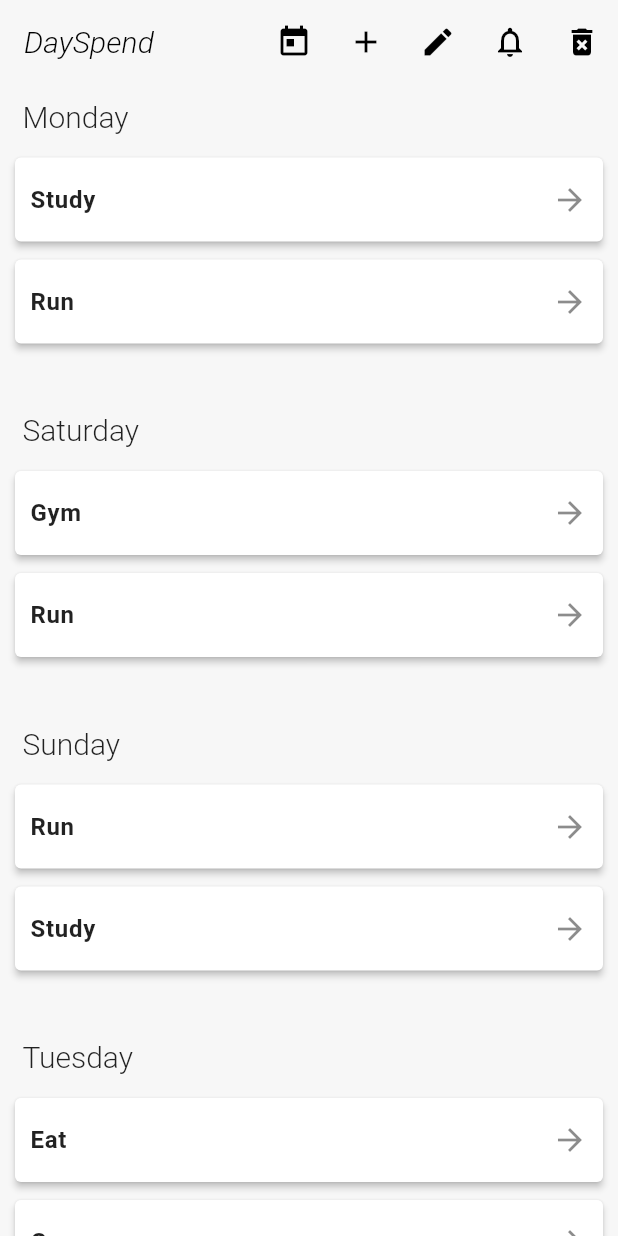
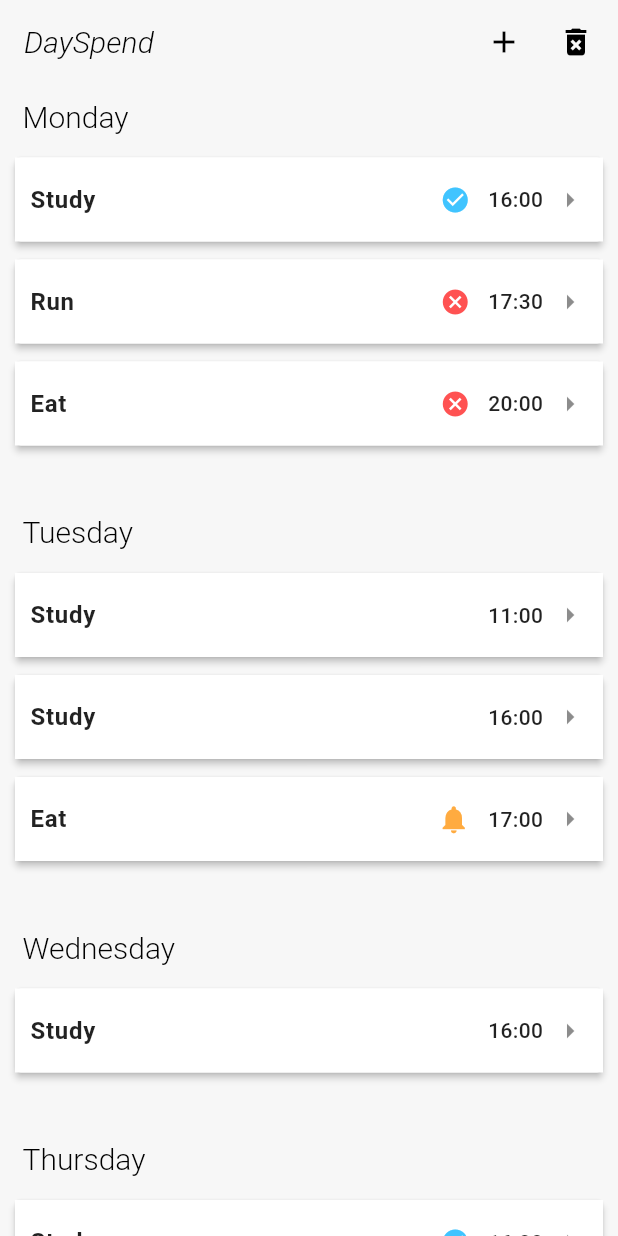
Before and after one commit to danielwse/Orbital, a Flutter app: the screen it shows after launch, swiped to page 2, on a phone screen of 412 x 824 dp. Run offline on Flutter 3.47's test engine with Material 2 defaults, Android fonts, the phone set to English and light mode, and no system bars; drawn by our look-alikes of flutter_slidable, grouped_list; missing offline and left inert: flutter_rounded_progress_bar.

Commit message:
prototyping done

```diff
--- a/DaySpend/lib/planner/planner.dart
+++ b/DaySpend/lib/planner/planner.dart
@@ -1,19 +1,99 @@
 import 'package:flutter/cupertino.dart';
 import 'package:flutter/material.dart';
+import 'package:flutter/rendering.dart';
+import 'package:DaySpend/fonts/header.dart';
 import 'package:grouped_list/grouped_list.dart';
-import 'package:DaySpend/fonts/header.dart';
+import 'package:flutter_slidable/flutter_slidable.dart';
 
-List _elements = [
-  {'name': 'Study', 'group': 'Monday'},
-  {'name': 'Run', 'group': 'Monday'},
-  {'name': 'Eat', 'group': 'Tuesday'},
-  {'name': 'Gym', 'group': 'Tuesday'},
-  {'name': 'Eat', 'group': 'Tuesday'},
-  {'name': 'Study', 'group': 'Wednesday'},
-  {'name': 'Gym', 'group': 'Saturday'},
-  {'name': 'Run', 'group': 'Saturday'},
-  {'name': 'Run', 'group': 'Sunday'},
-  {'name': 'Study', 'group': 'Sunday'},
+IconSlideAction switchStatus(status) {
+  switch (status) {
+    case 'completed':
+      return IconSlideAction(
+          caption: 'Remove', color: Colors.greenAccent, icon: Icons.archive);
+      break;
+    case 'overdue':
+      return IconSlideAction(
+          caption: 'Reschedule', color: Colors.redAccent, icon: Icons.refresh);
+      break;
+    default:
+      return IconSlideAction(
+          caption: 'Complete', color: Colors.tealAccent, icon: Icons.check);
+  }
+}
+
+String switchDays(i) {
+  switch (i) {
+    case '1':
+      return 'Monday';
+      break;
+    case '2':
+      return 'Tuesday';
+      break;
+    case '3':
+      return 'Wednesday';
+      break;
+    case '4':
+      return 'Thursday';
+      break;
+    case '5':
+      return 'Friday';
+      break;
+    case '6':
+      return 'Saturday';
+      break;
+    case '7':
+      return 'Sunday';
+      break;
+    default:
+      return '';
+  }
+}
+
+Icon statusInput(input) {
+  switch (input) {
+    case 'notify':
+      return Icon(Icons.notifications, color: Colors.orangeAccent, size: 22);
+      break;
+    case 'completed':
+      return Icon(Icons.check_circle, color: Colors.lightBlueAccent, size: 20);
+      break;
+    case 'overdue':
+      return Icon(Icons.cancel, color: Colors.redAccent, size: 20);
+      break;
+    default:
+      return Icon(Icons.cancel, size: 0);
+  }
+}
+
+class Task implements Comparable {
+  final String name;
+  final String index;
+  final String time;
+  final String status;
+
+  Task(this.index, this.name, this.time, this.status);
+
+  @override
+  int compareTo(other) {
+    return time.compareTo(other.time);
+  }
+}
+
+List<Task> _tasks = [
+  Task('1', 'Run', '17:30', 'overdue'),
+  Task('1', 'Eat', '20:00', 'overdue'),
+  Task('1', 'Study', '16:00', 'completed'),
+  Task('2', 'Study', '16:00', ''),
+  Task('2', 'Eat', '17:00', 'notify'),
+  Task('3', 'Study', '16:00', ''),
+  Task('4', 'Study', '16:00', 'completed'),
+  Task('4', 'Run', '20:00', ''),
+  Task('5', 'Study', '16:00', ''),
+  Task('5', 'Study', '20:00', 'notify'),
+  Task('5', 'Play', '22:00', ''),
+  Task('6', 'Study', '16:00', 'notify'),
+  Task('7', 'Study', '16:00', ''),
+  Task('2', 'Study', '11:00', '')
 ]; //should import from database
 
 class Planner extends StatelessWidget {
@@ -31,86 +111,118 @@ class Planner extends StatelessWidget {
           ),
           backgroundColor: Colors.transparent,
           elevation: 0.0,
-          shape: RoundedRectangleBorder(
-            borderRadius: BorderRadius.vertical(
-              bottom: Radius.circular(30),
-            ),
-          ),
           actions: <Widget>[
             IconButton(
               onPressed: () {},
-              icon: Icon(
-                Icons.today,
+              icon: Padding(
+                padding: const EdgeInsets.only(right: 100),
+                child: Icon(
+                  Icons.add,
                   color: Colors.black,
+                ),
               ),
             ),
             IconButton(
               onPressed: () {},
-              icon: Icon(
-                Icons.add,
+              icon: Padding(
+                padding: const EdgeInsets.only(right: 100),
+                child: Icon(
+                  Icons.delete_forever,
                   color: Colors.black,
                 ),
-            ),
-            IconButton(
-              onPressed: () {},
-              icon: Icon(
-                Icons.edit,
-                color: Colors.black,
-              ),
-            ),
-            IconButton(
-              onPressed: () {},
-              icon: Icon(
-                Icons.notifications_none,
-                color: Colors.black,
-              ),
-            ),
-            IconButton(
-              onPressed: () {},
-              icon: Icon(
-                Icons.delete_forever,
-                color: Colors.black,
               ),
             )
           ],
         ),
         body: GroupedListView<dynamic, String>(
           order: GroupedListOrder.ASC,
-          groupBy: (element) => element['group'],
-          elements: _elements,
-          useStickyGroupSeparators: false,
-          groupSeparatorBuilder: (String value) => Padding(
-            // EdgeInsets.fromLTRB(15, 40, 10, 10)
-            padding: (value == 'Monday'
+          groupBy: (task) => task.index,
+          elements: _tasks,
+          groupSeparatorBuilder: (index) => Padding(
+            padding: (index == '1'
                 ? EdgeInsets.fromLTRB(15, 10, 10, 10)
                 : EdgeInsets.fromLTRB(15, 40, 10, 10)),
             child: Row(
               crossAxisAlignment: CrossAxisAlignment.start,
               children: <Widget>[
-                Text(
-                  value,
-                  style: TextStyle(fontSize: 20, fontWeight: FontWeight.w300),
+                Header(
+                  text: switchDays(index),
+                  size: 20,
+                  italic: false,
                 ),
               ],
             ),
           ),
-          itemBuilder: (c, element) {
-            return Card(
+          itemBuilder: (c, task) {
+            return Slidable(
+              actionPane: SlidableDrawerActionPane(),
+              actionExtentRatio: 0.25,
+              child: Card(
                 elevation: 2.0,
-              margin: new EdgeInsets.symmetric(horizontal: 10.0, vertical: 6.0),
+                margin: EdgeInsets.symmetric(horizontal: 10.0, vertical: 6.0),
                 child: Container(
+                  color: Colors.white,
                   child: ListTile(
                     contentPadding: EdgeInsets.symmetric(horizontal: 10.0),
                     title: Text(
-                    element['name'],
+                      task.name,
                       style: TextStyle(
                           fontSize: 16,
                           fontWeight: FontWeight.w700,
                           letterSpacing: 0.5),
                     ),
-                  trailing: Icon(Icons.arrow_forward),
+                    trailing: Row(
+                      mainAxisSize: MainAxisSize.min,
+                      children: <Widget>[
+                        statusInput(task.status),
+                        Container(
+                          margin: EdgeInsets.fromLTRB(12, 0, 6, 0),
+                          child: Text(
+                            task.time,
+                            style: TextStyle(
+                                fontSize: 14,
+                                fontWeight: FontWeight.w500,
+                                letterSpacing: 0.2),
                           ),
                         ),
+                        Icon(Icons.arrow_right),
+                      ],
+                    ),
+                  ),
+                ),
+              ),
+              actions: <Widget>[
+                Container(height: 55, child: switchStatus(task.status)),
+              ],
+              secondaryActions: <Widget>[
+                Container(
+                  height: 55,
+                  child: IconSlideAction(
+                    caption: 'Edit',
+                    color: Colors.blueGrey,
+                    icon: Icons.edit,
+                    onTap: () => Scaffold.of(context).showSnackBar(
+                      SnackBar(
+                        content: Text('Edit'),
+                      ),
+                    ),
+                  ),
+                ),
+                Container(
+                  height: 55,
+                  child: IconSlideAction(
+                    closeOnTap: true,
+                    caption: 'Delete',
+                    color: Colors.pinkAccent,
+                    icon: Icons.delete,
+                    onTap: () => Scaffold.of(context).showSnackBar(
+                      SnackBar(
+                        content: Text('Delete'),
+                      ),
+                    ),
+                  ),
+                ),
+              ],
             );
           },
         ),
--- a/DaySpend/pubspec.yaml
+++ b/DaySpend/pubspec.yaml
@@ -20,8 +20,10 @@ dependencies:
   flutter_cupertino_date_picker: ^1.0.26
   grouped_list: ^3.1.0
   cupertino_icons: ^0.1.3
+  flutter_slidable: ^0.5.4
 
 dev_dependencies:
+  build_runner: ^1.7.2
   flutter_test:
     sdk: flutter
 
```
Also changed, not shown: DaySpend/pubspec.lock. Lines whose indentation alone changed are shown as unchanged.
